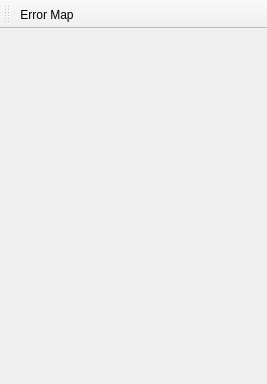
Old version of the form YUVToolkit/MeasureWindow.ui in the repository kLassikko/YuvToolkit.
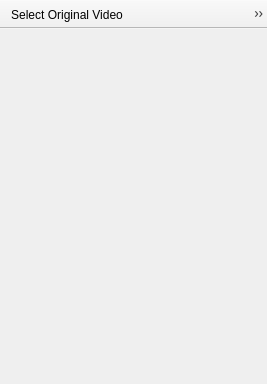
New version of the form. Icons and pictures are not drawn.

Commit message: new buttons in CompareWindow

```diff
--- a/YUVToolkit/MeasureWindow.ui
+++ b/YUVToolkit/MeasureWindow.ui
@@ -14,13 +14,33 @@
    <property name="windowTitle">
     <string>toolBar</string>
    </property>
+   <property name="movable">
+    <bool>false</bool>
+   </property>
+   <property name="allowedAreas">
+    <set>Qt::TopToolBarArea</set>
+   </property>
+   <property name="iconSize">
+    <size>
+     <width>22</width>
+     <height>22</height>
+    </size>
+   </property>
+   <property name="floatable">
+    <bool>false</bool>
+   </property>
    <attribute name="toolBarArea">
     <enum>TopToolBarArea</enum>
    </attribute>
    <attribute name="toolBarBreak">
     <bool>false</bool>
    </attribute>
+   <addaction name="action_Compare_0"/>
+   <addaction name="action_Compare_1"/>
+   <addaction name="action_Compare_2"/>
+   <addaction name="separator"/>
    <addaction name="action_Error_Map"/>
+   <addaction name="action_More_Actions"/>
   </widget>
   <action name="action_Error_Map">
    <property name="icon">
@@ -34,6 +54,48 @@
     <string>Error Map</string>
    </property>
   </action>
+  <action name="action_Compare_0">
+   <property name="icon">
+    <iconset resource="YUVToolkit.qrc">
+     <normaloff>:/RawVideoToolkit/Resources/compare-0.png</normaloff>:/RawVideoToolkit/Resources/compare-0.png</iconset>
+   </property>
+   <property name="text">
+    <string>Select Original Video</string>
+   </property>
+  </action>
+  <action name="action_Compare_1">
+   <property name="icon">
+    <iconset resource="YUVToolkit.qrc">
+     <normaloff>:/RawVideoToolkit/Resources/compare-1.png</normaloff>:/RawVideoToolkit/Resources/compare-1.png</iconset>
+   </property>
+   <property name="text">
+    <string>Select Processed Video 1</string>
+   </property>
+   <property name="toolTip">
+    <string>Select Processed Video 1</string>
+   </property>
+  </action>
+  <action name="action_Compare_2">
+   <property name="icon">
+    <iconset resource="YUVToolkit.qrc">
+     <normaloff>:/RawVideoToolkit/Resources/compare-2.png</normaloff>:/RawVideoToolkit/Resources/compare-2.png</iconset>
+   </property>
+   <property name="text">
+    <string>Select Processed Video 2</string>
+   </property>
+   <property name="toolTip">
+    <string>Select Processed Video 2</string>
+   </property>
+  </action>
+  <action name="action_More_Actions">
+   <property name="icon">
+    <iconset resource="YUVToolkit.qrc">
+     <normaloff>:/RawVideoToolkit/Resources/list-add.png</normaloff>:/RawVideoToolkit/Resources/list-add.png</iconset>
+   </property>
+   <property name="text">
+    <string>More Actions</string>
+   </property>
+  </action>
  </widget>
  <resources>
   <include location="YUVToolkit.qrc"/>
```
The commit also changes 6 other files.
